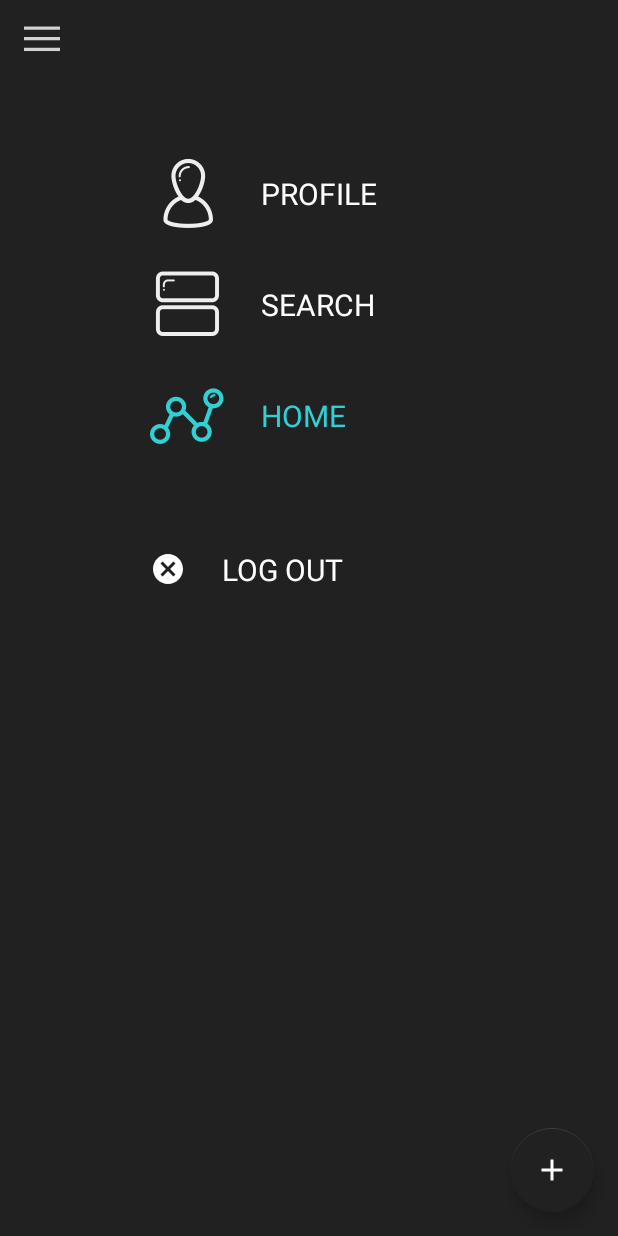
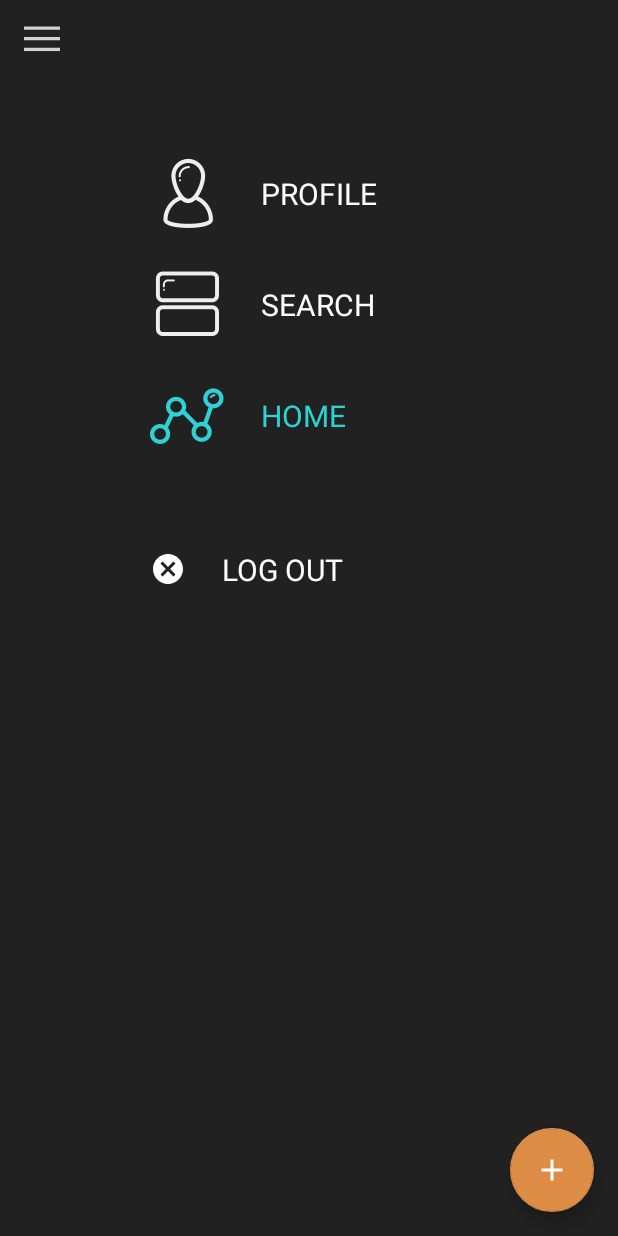
Before and after one commit to bounswe/bounswe2016group6, an Android app: the HomePage screen opened directly, with no data from a screen before it, on a phone screen of 412 x 824 dp. Run offline under Robolectric (Android 15) with nearby library versions, the phone set to English and light mode, and no system bars; our stand-ins replace ButterKnife; libraries missing offline, so code that uses them is left out: com.alexvasilkov.android, com.alexvasilkov.foldablelayout, com.doodle.android, com.yalantis.guillotine, net.danlew.android and 2 more; plain views replace UnfoldableView; Roboto replaces fonts that are not available here; 15 statements that could not run were skipped.

Commit message:
Fab button color change for test different color

```diff
--- a/Android/Learner/app/src/main/res/drawable/fab_background_blurred.xml
+++ b/Android/Learner/app/src/main/res/drawable/fab_background_blurred.xml
@@ -1,16 +1,19 @@
 <?xml version="1.0" encoding="utf-8"?>
-<shape xmlns:android="http://schemas.android.com/apk/res/android"
-    android:innerRadiusRatio="5"
-    android:shape="ring"
-    android:thicknessRatio="2"
-    android:useLevel="false" >
+<layer-list xmlns:android="http://schemas.android.com/apk/res/android">
+    <item>
+        <shape
+            xmlns:android="http://schemas.android.com/apk/res/android"
+            android:innerRadiusRatio="1"
+            android:shape="ring"
+            android:thicknessRatio="1"
+            android:useLevel="false">
 
-    <!--Here if you want to set transparent can set-->
-    <solid android:color="@android:color/transparent" />
+            <solid android:color="#FFF"/>
+            <stroke
+                android:width="5dp"
+                android:color="#000"/>
+        </shape>
+    </item>
 
 
-    <!--Here you can set your fab button border color-->
-    <stroke
-        android:width="3dp"
-        android:color="@color/white" />
-</shape>
+</layer-list>
--- a/Android/Learner/app/src/main/res/layout/activity_home_page.xml
+++ b/Android/Learner/app/src/main/res/layout/activity_home_page.xml
@@ -100,13 +100,13 @@
         android:layout_height="wrap_content"
         android:layout_gravity="bottom|end"
         android:layout_margin="@dimen/fab_margin"
-        android:background="@drawable/fab_background_blurred"
-        app:backgroundTint="@color/guillotine_background"
+
+        app:backgroundTint="@color/fab_button_color"
         android:src="@drawable/ic_add_black_24dp" />
 
     <android.support.design.widget.FloatingActionButton
         android:id="@+id/fab2"
-        app:backgroundTint="@color/guillotine_background"
+        app:backgroundTint="@color/fab_button_color"
         android:layout_width="wrap_content"
         android:layout_height="wrap_content"
         android:layout_gravity="bottom|end"
@@ -114,6 +114,7 @@
         android:layout_marginEnd="@dimen/fab_margin"
         android:layout_marginBottom="96dp"
         android:src="@drawable/ic_attachment_black_24dp"
-        android:visibility="invisible"/>
+        android:visibility="invisible"
+      />
 
 </merge>
--- a/Android/Learner/app/src/main/res/values/colors.xml
+++ b/Android/Learner/app/src/main/res/values/colors.xml
@@ -10,4 +10,5 @@
     <color name="dark_grey">#424242</color>
     <color name="medium_grey">#9E9E9E</color>
     <color name="button_grey">#757575</color>
+    <color name="fab_button_color">#DE8D47</color>
 </resources>
```
